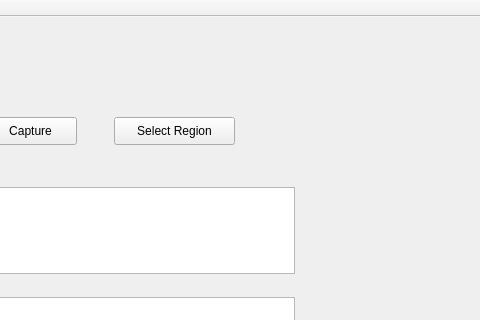
wlssirius/ChaosTranslate, file RealTimeTranslator.ui: the form before one commit; both pictures show x 236 to 716 and y 0 to 320 of the 716 by 500 pixel window.
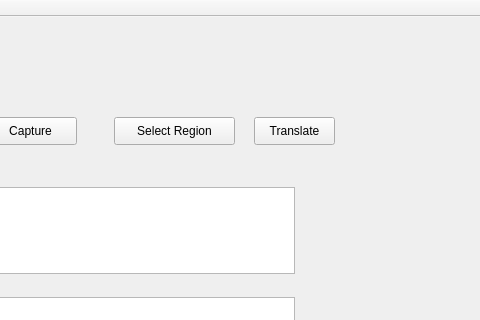
The form after the commit.

Commit message: add translate button

Patch:
```diff
--- a/RealTimeTranslator.ui
+++ b/RealTimeTranslator.ui
@@ -60,6 +60,19 @@
      <string>Select Region</string>
     </property>
    </widget>
+   <widget class="QPushButton" name="pushButton_3">
+    <property name="geometry">
+     <rect>
+      <x>490</x>
+      <y>100</y>
+      <width>81</width>
+      <height>28</height>
+     </rect>
+    </property>
+    <property name="text">
+     <string>Translate</string>
+    </property>
+   </widget>
   </widget>
   <widget class="QMenuBar" name="menuBar">
    <property name="geometry">
```
Left out of the diff: 2 changed lines with no effect on the pictures. The commit also changes 2 other files.
